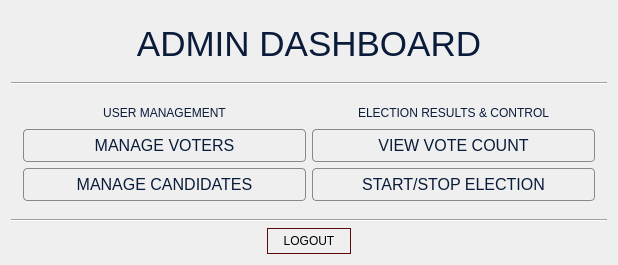
Qt form VVM/dashboard.ui (GuisadongManok/PolliTech-VVM) before a commit.
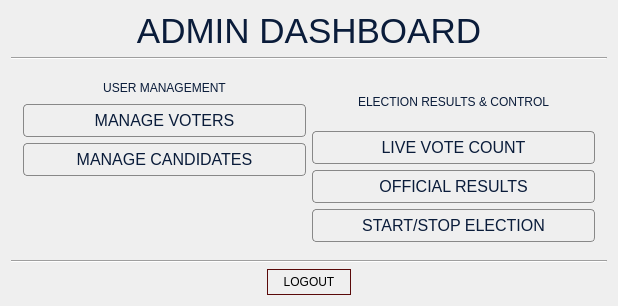
The same form after that commit. Icons and pictures are not drawn.

Commit message: added election results window

```diff
--- a/VVM/dashboard.ui
+++ b/VVM/dashboard.ui
@@ -7,7 +7,7 @@
     <x>0</x>
     <y>0</y>
     <width>618</width>
-    <height>265</height>
+    <height>306</height>
    </rect>
   </property>
   <property name="windowTitle">
@@ -187,6 +187,19 @@
             </property>
            </widget>
           </item>
+          <item>
+           <spacer name="verticalSpacer">
+            <property name="orientation">
+             <enum>Qt::Orientation::Vertical</enum>
+            </property>
+            <property name="sizeHint" stdset="0">
+             <size>
+              <width>20</width>
+              <height>40</height>
+             </size>
+            </property>
+           </spacer>
+          </item>
          </layout>
         </item>
        </layout>
@@ -250,7 +263,7 @@
 </string>
             </property>
             <property name="text">
-             <string>VIEW VOTE COUNT</string>
+             <string>LIVE VOTE COUNT</string>
             </property>
             <property name="iconSize">
              <size>
@@ -260,6 +273,43 @@
             </property>
            </widget>
           </item>
+          <item>
+           <widget class="QPushButton" name="election_results_button">
+            <property name="cursor">
+             <cursorShape>PointingHandCursor</cursorShape>
+            </property>
+            <property name="styleSheet">
+             <string notr="true">QPushButton {
+    font: 600 9pt &quot;Segoe UI&quot;;
+    font-size: 16px;
+    color: #0A1C3A;
+    background: qlineargradient(x1:0, y1:0, x2:0, y2:1,
+                                stop:0 #ffffff, stop:1 #dcdcdc);
+    border: 1px solid #888;
+    border-radius: 4px;
+    padding: 6px 12px;
+    outline: none;
+}
+
+QPushButton:hover {
+    background: qlineargradient(x1:0, y1:0, x2:0, y2:1,
+                                stop:0 #f0f0f0, stop:1 #c8c8c8);
+    border: 1px solid #555;
+}
+
+QPushButton:pressed {
+    background: qlineargradient(x1:0, y1:0, x2:0, y2:1,
+                                stop:0 #c8c8c8, stop:1 #a0a0a0);
+    padding-top: 7px;
+    padding-left: 13px;
+}
+</string>
+            </property>
+            <property name="text">
+             <string>OFFICIAL RESULTS</string>
+            </property>
+           </widget>
+          </item>
           <item>
            <widget class="QPushButton" name="start_election_button">
             <property name="cursor">
```
The commit also changes 24 other files.
